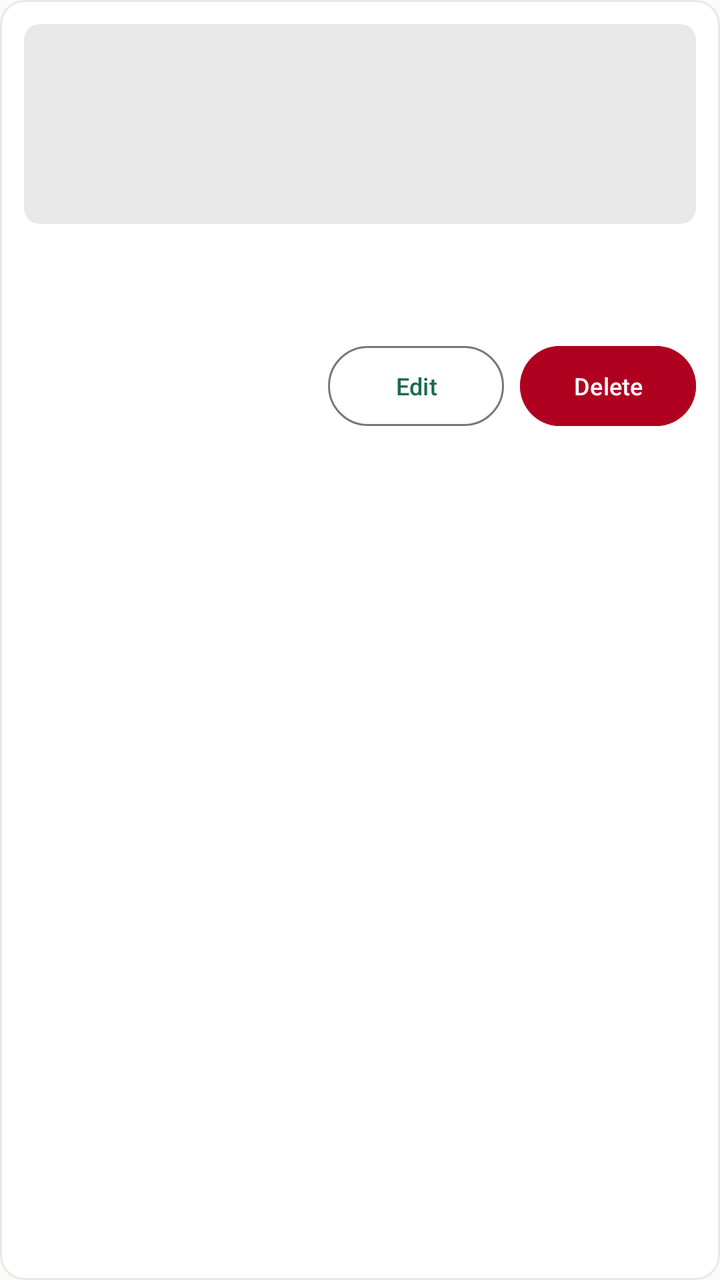
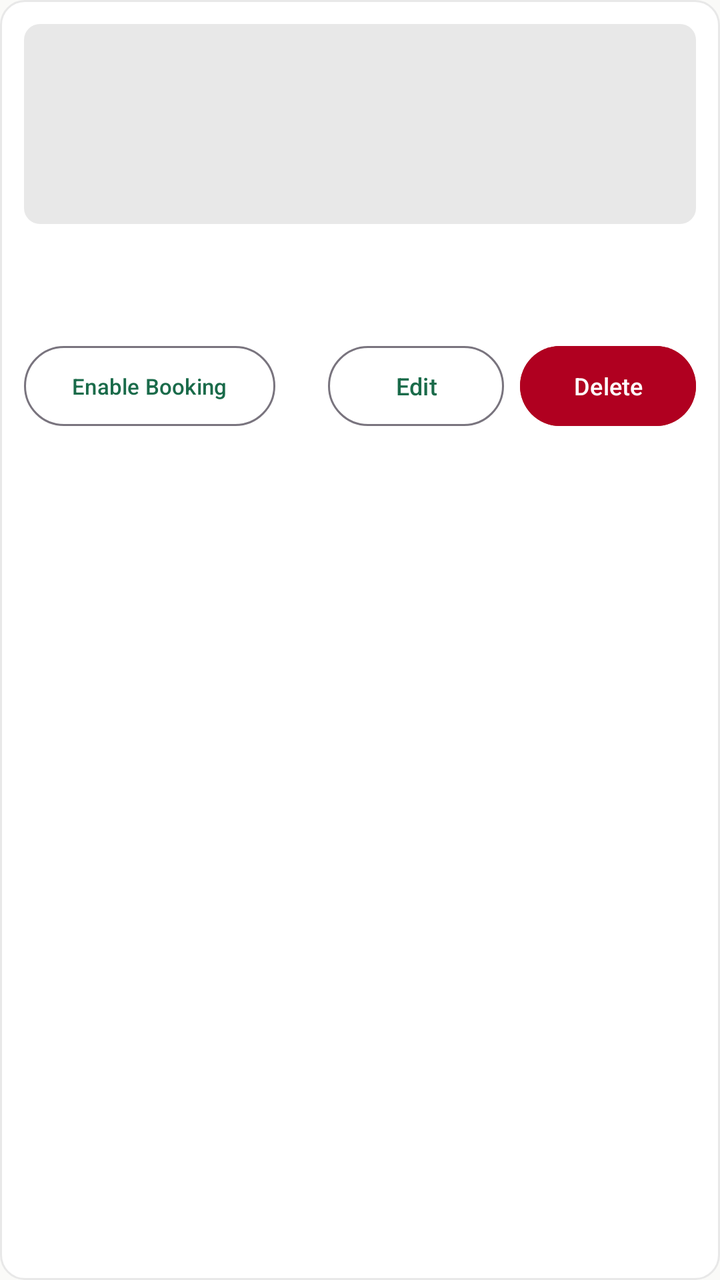

The first picture is an Android layout as it rendered before a commit; the second is the same layout after the commit. The layout source and the unified diff follow.
<!-- AndroidManifest.xml: application theme Theme.KapwaDVO -->
<!-- res/layout/item_owner_listing.xml -->
<?xml version="1.0" encoding="utf-8"?>
<androidx.constraintlayout.widget.ConstraintLayout xmlns:android="http://schemas.android.com/apk/res/android"
    xmlns:app="http://schemas.android.com/apk/res-auto"
    android:layout_width="match_parent"
    android:layout_height="wrap_content"
    android:background="@drawable/bg_card"
    android:padding="12dp"
    android:layout_marginHorizontal="8dp"
    android:layout_marginVertical="4dp">

    
    <FrameLayout
        android:id="@+id/flPhoto"
        android:layout_width="0dp"
        android:layout_height="100dp"
        android:background="@drawable/bg_photo_placeholder"
        app:layout_constraintTop_toTopOf="parent"
        app:layout_constraintStart_toStartOf="parent"
        app:layout_constraintEnd_toEndOf="parent">
        <TextView
            android:id="@+id/tvPhotoLabel"
            android:layout_width="wrap_content"
            android:layout_height="wrap_content"
            android:layout_gravity="center"
            android:textColor="@color/placeholder_text"
            android:textSize="12sp" />
    </FrameLayout>

    <TextView
        android:id="@+id/tvName"
        android:layout_width="0dp"
        android:layout_height="wrap_content"
        android:textSize="15sp"
        android:textStyle="bold"
        android:textColor="@color/text_primary"
        android:layout_marginTop="10dp"
        app:layout_constraintTop_toBottomOf="@id/flPhoto"
        app:layout_constraintStart_toStartOf="parent"
        app:layout_constraintEnd_toStartOf="@id/tvStatus"
        app:layout_constraintBottom_toTopOf="@id/tvCategory"
        app:layout_constraintVertical_chainStyle="packed" />

    <TextView
        android:id="@+id/tvCategory"
        android:layout_width="0dp"
        android:layout_height="wrap_content"
        android:textSize="11sp"
        android:textColor="@color/text_secondary"
        android:layout_marginTop="2dp"
        app:layout_constraintTop_toBottomOf="@id/tvName"
        app:layout_constraintStart_toStartOf="parent"
        app:layout_constraintEnd_toStartOf="@id/tvStatus"
        app:layout_constraintBottom_toTopOf="@id/layoutActions" />

    <TextView
        android:id="@+id/tvStatus"
        android:layout_width="wrap_content"
        android:layout_height="wrap_content"
        android:textSize="10sp"
        android:paddingHorizontal="6dp"
        android:paddingVertical="3dp"
        app:layout_constraintTop_toTopOf="@id/tvName"
        app:layout_constraintBottom_toBottomOf="@id/tvCategory"
        app:layout_constraintEnd_toEndOf="parent" />

    <androidx.constraintlayout.widget.ConstraintLayout
        android:id="@+id/layoutActions"
        android:layout_width="0dp"
        android:layout_height="wrap_content"
        android:layout_marginTop="10dp"
        app:layout_constraintTop_toBottomOf="@id/tvCategory"
        app:layout_constraintStart_toStartOf="parent"
        app:layout_constraintEnd_toEndOf="parent">

        <com.google.android.material.button.MaterialButton
            android:id="@+id/btnEdit"
            android:layout_width="wrap_content"
            android:layout_height="wrap_content"
            android:text="@string/edit"
            android:textSize="12sp"
            android:layout_marginEnd="8dp"
            style="@style/Widget.Material3.Button.OutlinedButton"
            app:layout_constraintTop_toTopOf="parent"
            app:layout_constraintEnd_toStartOf="@id/btnDelete" />

        <com.google.android.material.button.MaterialButton
            android:id="@+id/btnDelete"
            android:layout_width="wrap_content"
            android:layout_height="wrap_content"
            android:text="@string/delete"
            android:textSize="12sp"
            android:backgroundTint="@color/error"
            app:layout_constraintTop_toTopOf="parent"
            app:layout_constraintEnd_toEndOf="parent" />
    </androidx.constraintlayout.widget.ConstraintLayout>

</androidx.constraintlayout.widget.ConstraintLayout>
<!-- resources referenced by this layout -->
<resources>
  <color name="error">#B00020</color>
  <color name="placeholder_text">#9E9E9E</color>
  <color name="text_primary">#1A1A1A</color>
  <color name="text_secondary">#6B6B6B</color>
  <!-- drawable bg_card (drawable) -->
  <?xml version="1.0" encoding="utf-8"?>
  <shape xmlns:android="http://schemas.android.com/apk/res/android"
      android:shape="rectangle">
      <solid android:color="@color/surface" />
      <corners android:radius="12dp" />
      <stroke
          android:width="1dp"
          android:color="@color/divider" />
  </shape>
  <!-- drawable bg_photo_placeholder (drawable) -->
  <?xml version="1.0" encoding="utf-8"?>
  <shape xmlns:android="http://schemas.android.com/apk/res/android"
      android:shape="rectangle">
      <solid android:color="@color/placeholder_bg" />
      <corners android:radius="8dp" />
  </shape>
  <string name="delete">Delete</string>
  <string name="edit">Edit</string>
  <style name="Theme.KapwaDVO" parent="Base.Theme.KapwaDVO">
          <item name="android:windowLightStatusBar">true</item>
      </style>
  <color name="surface">#FFFFFF</color>
  <color name="divider">#E8E8E8</color>
  <color name="placeholder_bg">#E8E8E8</color>
  <style name="Base.Theme.KapwaDVO" parent="Theme.Material3.Light.NoActionBar">
          <item name="colorPrimary">@color/primary</item>
          <item name="colorPrimaryDark">@color/primary_dark</item>
          <item name="colorAccent">@color/accent</item>
          <item name="android:colorBackground">@color/background</item>
          <item name="colorSurface">@color/surface</item>
          <item name="colorOnPrimary">@color/white</item>
          <item name="android:statusBarColor">@color/primary</item>
          <item name="android:navigationBarColor">@color/surface</item>
      </style>
  <color name="primary">#1A6B4A</color>
  <color name="primary_dark">#0F4530</color>
  <color name="accent">#F4A724</color>
  <color name="background">#FAFAF8</color>
  <color name="white">#FFFFFF</color>
</resources>

<!-- the commit's change to res/layout/item_owner_listing.xml (unified diff, before → after) -->
@@ -73,6 +73,16 @@
         app:layout_constraintEnd_toEndOf="parent">
 
         <com.google.android.material.button.MaterialButton
+            android:id="@+id/btnToggleBooking"
+            android:layout_width="wrap_content"
+            android:layout_height="wrap_content"
+            android:text="Enable Booking"
+            android:textSize="11sp"
+            style="@style/Widget.Material3.Button.OutlinedButton"
+            app:layout_constraintTop_toTopOf="parent"
+            app:layout_constraintStart_toStartOf="parent" />
+
+        <com.google.android.material.button.MaterialButton
             android:id="@+id/btnEdit"
             android:layout_width="wrap_content"
             android:layout_height="wrap_content"
